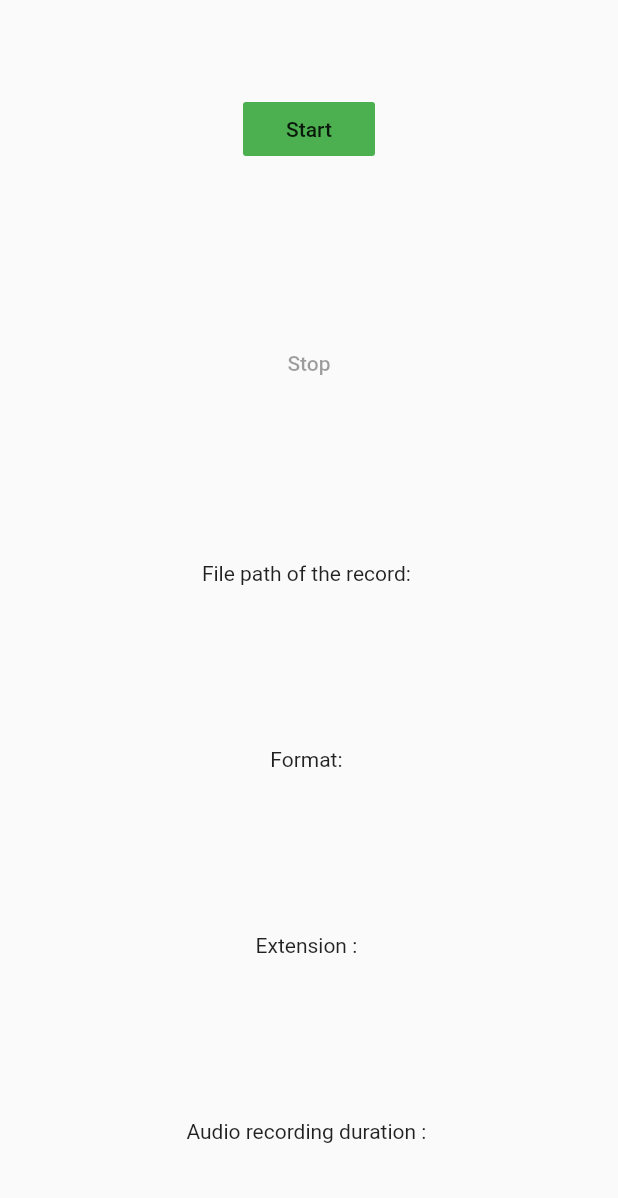
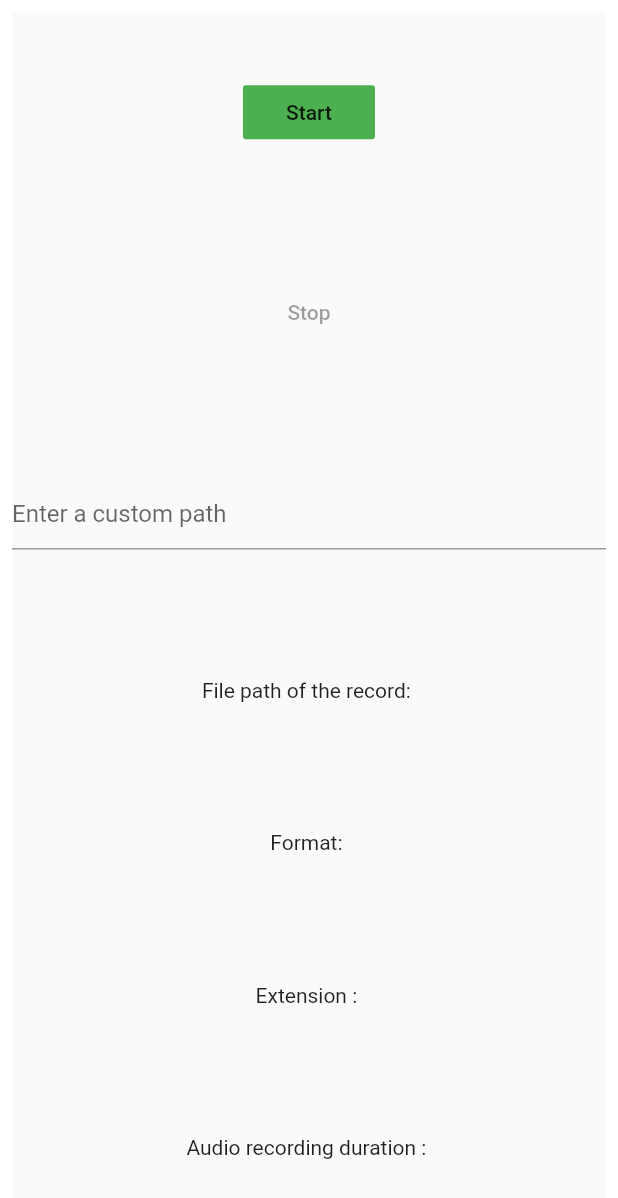
Before and after one commit to fifcio13/Parrot, a Flutter app: the AppBody screen opened directly, on a phone screen of 412 x 824 dp. Shown: the top 1198 px of the screen. Run offline on Flutter 3.47's test engine with Material 2 defaults, Android fonts, the phone set to English and light mode, and no system bars; our stand-ins replace file, shared_preferences; missing offline and left inert: audio_recorder; accounts and stored records are empty.

Commit message:
WIP recording

```diff
--- a/lib/pages/record.dart
+++ b/lib/pages/record.dart
@@ -49,31 +49,33 @@ class AppBodyState extends State<AppBody> {
     return Center(
       child: Padding(
         padding: EdgeInsets.all(8.0),
-        child: Column(
+        child: Scaffold(
+          body: Column(
               mainAxisAlignment: MainAxisAlignment.spaceAround,
               children: <Widget>[
                 FlatButton(
                   onPressed: _isRecording ? null : _start,
-                child: new Text("Start"),
+                  child: Text("Start"),
                   color: Colors.green,
                 ),
                 FlatButton(
                   onPressed: _isRecording ? _stop : null,
-                child: new Text("Stop"),
+                  child: Text("Stop"),
                   color: Colors.red,
                 ),
-//              TextField(
-//                controller: _controller,
-//                decoration: new InputDecoration(
-//                  hintText: 'Enter a custom path',
-//                ),
-//              ),
+                TextField(
+                  controller: _controller,
+                  decoration: new InputDecoration(
+                    hintText: 'Enter a custom path',
+                  ),
+                ),
                 Text("File path of the record: ${_recording.path}"),
                 Text("Format: ${_recording.audioOutputFormat}"),
                 Text("Extension : ${_recording.extension}"),
                 Text(
                     "Audio recording duration : ${_recording.duration.toString()}")
               ]),
+        ),
       ),
     );
   }
```
Lines whose indentation alone changed are shown as unchanged.
